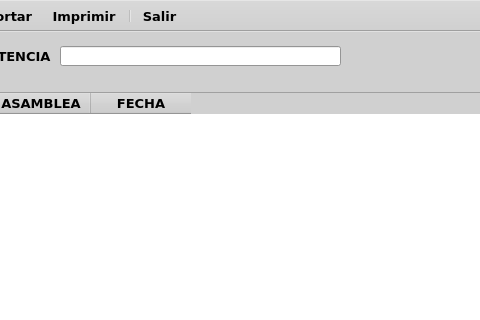
The window that ui/lista_asistencias.ui (EdwardsBC/SutrakomaqV2) describes before a commit, drawn with Qt 5; both pictures show x 120 to 600 and y 0 to 320 of the 1366 by 768 pixel window.
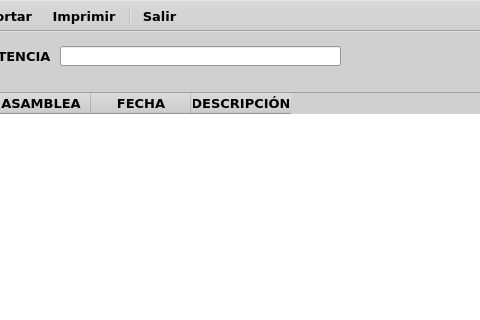
The same window after the commit. Icons and pictures are not drawn.

Diff of the .ui file:
```diff
--- a/ui/lista_asistencias.ui
+++ b/ui/lista_asistencias.ui
@@ -510,6 +510,11 @@
       <string>FECHA</string>
      </property>
     </column>
+    <column>
+     <property name="text">
+      <string>DESCRIPCIÓN</string>
+     </property>
+    </column>
    </widget>
   </widget>
   <widget class="QMenuBar" name="menubar">
```
